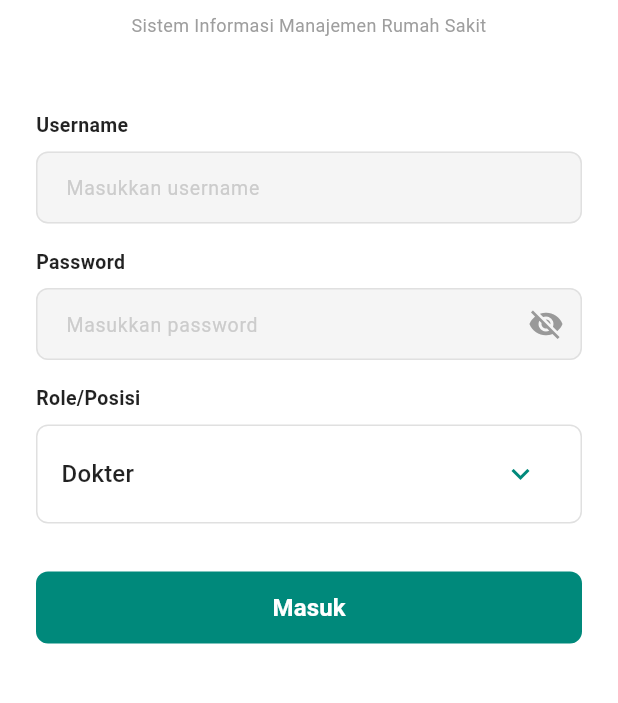
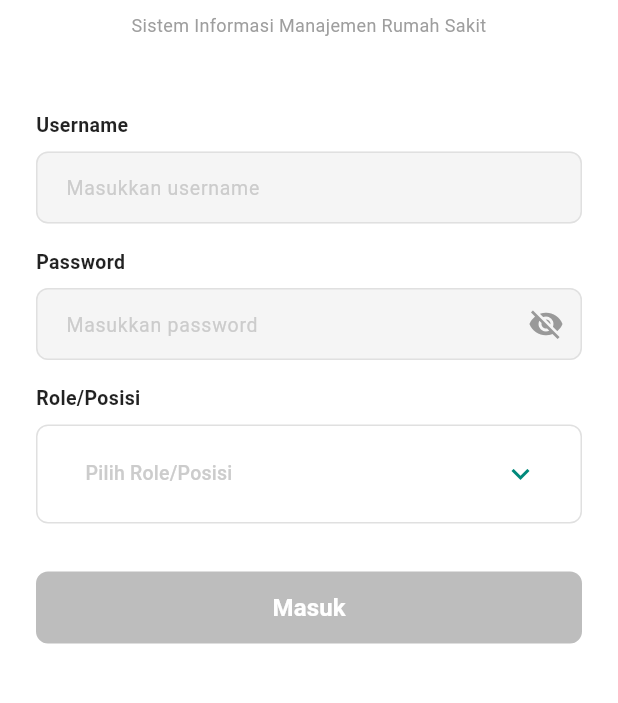
Before and after one commit to diankartika/simrs_mobile, a Flutter app: the screen it shows after launch, on a phone screen of 412 x 824 dp, the part 387-1090 px from its top. Run offline on Flutter 3.47's test engine with Material 3 defaults, Android fonts, the phone set to English and light mode, and no system bars; our stand-ins replace cloud_firestore, firebase_core, shared_preferences; accounts and stored records are empty.

Commit message:
login aman

```diff
--- a/lib/screens/login_screen.dart
+++ b/lib/screens/login_screen.dart
@@ -17,7 +17,7 @@ class _LoginScreenState extends State<LoginScreen> {
   final _usernameCtrl = TextEditingController();
   final _passwordCtrl = TextEditingController();
   bool _obscure = true;
-  UserRole _selectedRole = UserRole.doctor;
+  UserRole? _selectedRole; // ✅ Changed: nullable, starts as null (no default)
 
   @override
   void dispose() {
@@ -27,10 +27,22 @@ class _LoginScreenState extends State<LoginScreen> {
   }
 
   void _handleLogin(AuthProvider auth) async {
+    // ✅ Validate role is selected
+    if (_selectedRole == null) {
+      ScaffoldMessenger.of(context).showSnackBar(
+        const SnackBar(
+          content: Text('Pilih role/posisi terlebih dahulu'),
+          backgroundColor: Colors.red,
+          duration: Duration(seconds: 2),
+        ),
+      );
+      return;
+    }
+
     final success = await auth.login(
       username: _usernameCtrl.text,
       password: _passwordCtrl.text,
-      role: _selectedRole,
+      role: _selectedRole!,
     );
     if (success && mounted) {
       if (mounted) {
@@ -202,10 +214,20 @@ class _LoginScreenState extends State<LoginScreen> {
                       borderRadius: BorderRadius.circular(8),
                       border: Border.all(color: const Color(0xFFE0E0E0)),
                     ),
-                    child: DropdownButton<UserRole>(
+                    child: DropdownButton<UserRole?>(
                       value: _selectedRole,
                       isExpanded: true,
                       underline: const SizedBox(),
+                      hint: const Padding(
+                        padding: EdgeInsets.symmetric(horizontal: 16),
+                        child: Text(
+                          'Pilih Role/Posisi',
+                          style: TextStyle(
+                            color: Color(0xFFCCCCCC),
+                            fontSize: 13,
+                          ),
+                        ),
+                      ),
                       icon: const Padding(
                         padding: EdgeInsets.only(right: 12),
                         child: Icon(
@@ -263,7 +285,9 @@ class _LoginScreenState extends State<LoginScreen> {
                     height: 48,
                     child: ElevatedButton(
                       onPressed:
-                          auth.isLoading ? null : () => _handleLogin(auth),
+                          (auth.isLoading || _selectedRole == null)
+                              ? null
+                              : () => _handleLogin(auth),
                       style: ElevatedButton.styleFrom(
                         backgroundColor: const Color(0xFF00897B),
                         disabledBackgroundColor: Colors.grey[400],
```
